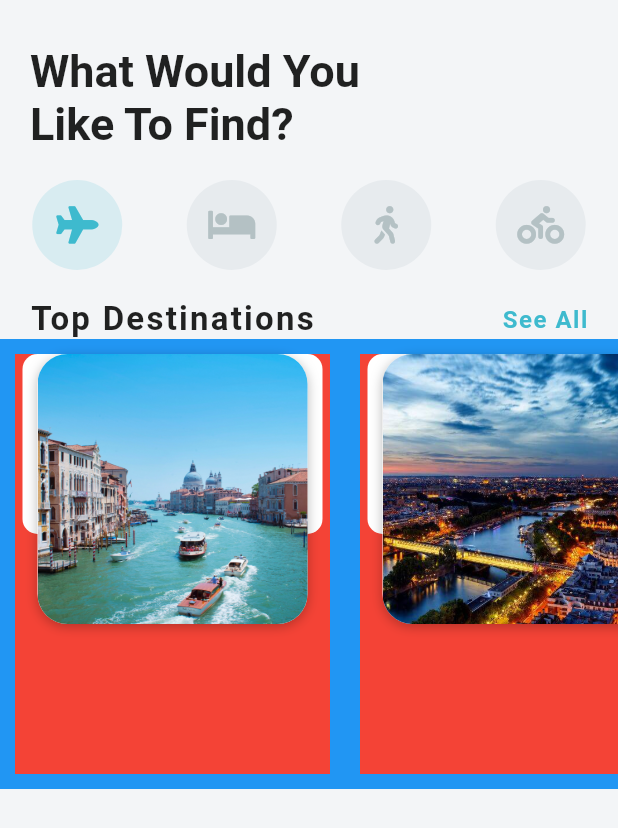
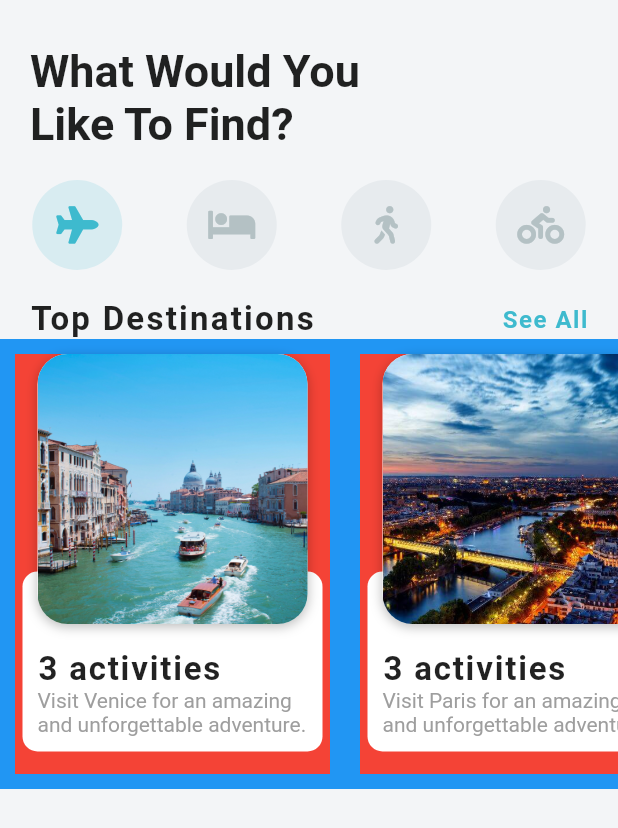
Before and after one commit to JBW7/flutter-apps, a Flutter app: the screen it shows after launch, on a phone screen of 412 x 824 dp. Shown: the top 828 px of the screen. Run offline on Flutter 3.47's test engine with Material 2 defaults, Android fonts, the phone set to English and light mode, and no system bars; our stand-ins replace flutter_spinkit, font_awesome_flutter, math_expressions; missing offline and left inert: lipsum.

Commit message:
swap position of text and image

```diff
--- a/travel_app/lib/widgets/destination_carousel.dart
+++ b/travel_app/lib/widgets/destination_carousel.dart
@@ -58,7 +58,9 @@ class DestinationCarousel extends StatelessWidget {
                         child: Stack( // stacking allows widgets to be positioned on top of each other
                           alignment: Alignment.topCenter, // so that widget is in the center of the container
                           children: <Widget>[
-                            Container( // each container for each destination's text
+                            Positioned( // so that the text container is under the images container
+                              bottom: 15.0, // 15 pixels from the bottom of the container
+                              child: Container( // each container for each destination's text
                                 height: 120.0,
                                 width: 200.0,
                                 decoration: BoxDecoration(
@@ -88,6 +90,7 @@ class DestinationCarousel extends StatelessWidget {
                                         ),
                                         )
                                     ],
+                                  ),
                                 ),
                               ),
                             ),
```
Lines whose indentation alone changed are shown as unchanged.
